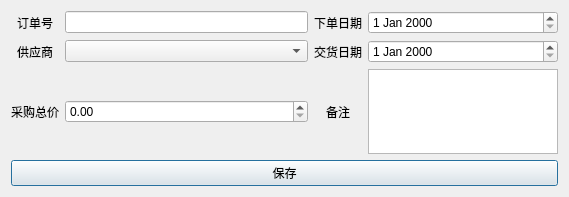
First picture: the form in ui_app/add_an_order.ui, repository live1089/pharmacy_system, before the edit.
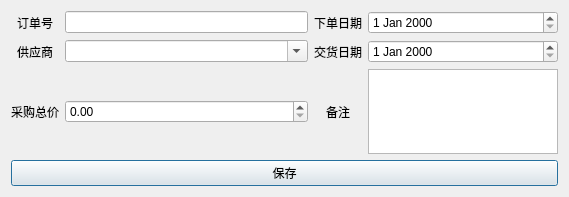
Second picture: the form after the edit.

Diff of the .ui file:
```diff
--- a/ui_app/add_an_order.ui
+++ b/ui_app/add_an_order.ui
@@ -54,7 +54,11 @@
       </widget>
      </item>
      <item row="1" column="1">
-      <widget class="QComboBox" name="supplier_order_comboBox"/>
+      <widget class="QComboBox" name="supplier_order_comboBox">
+       <property name="editable">
+        <bool>true</bool>
+       </property>
+      </widget>
      </item>
      <item row="2" column="0">
       <widget class="QLabel" name="label_5">
```
